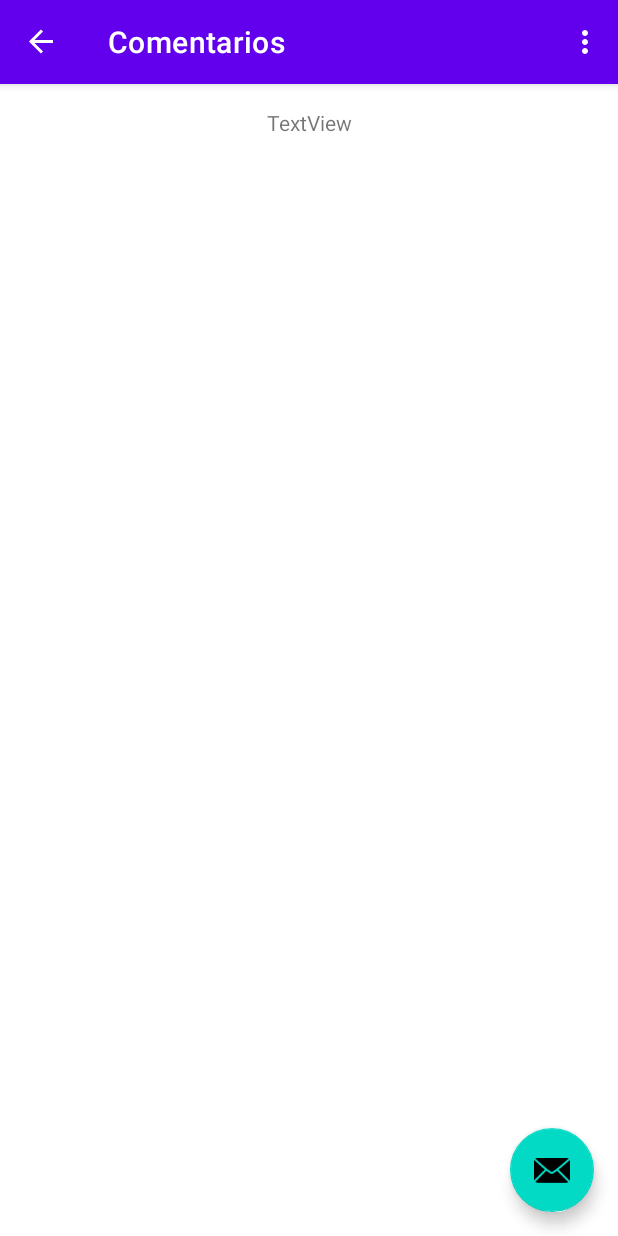
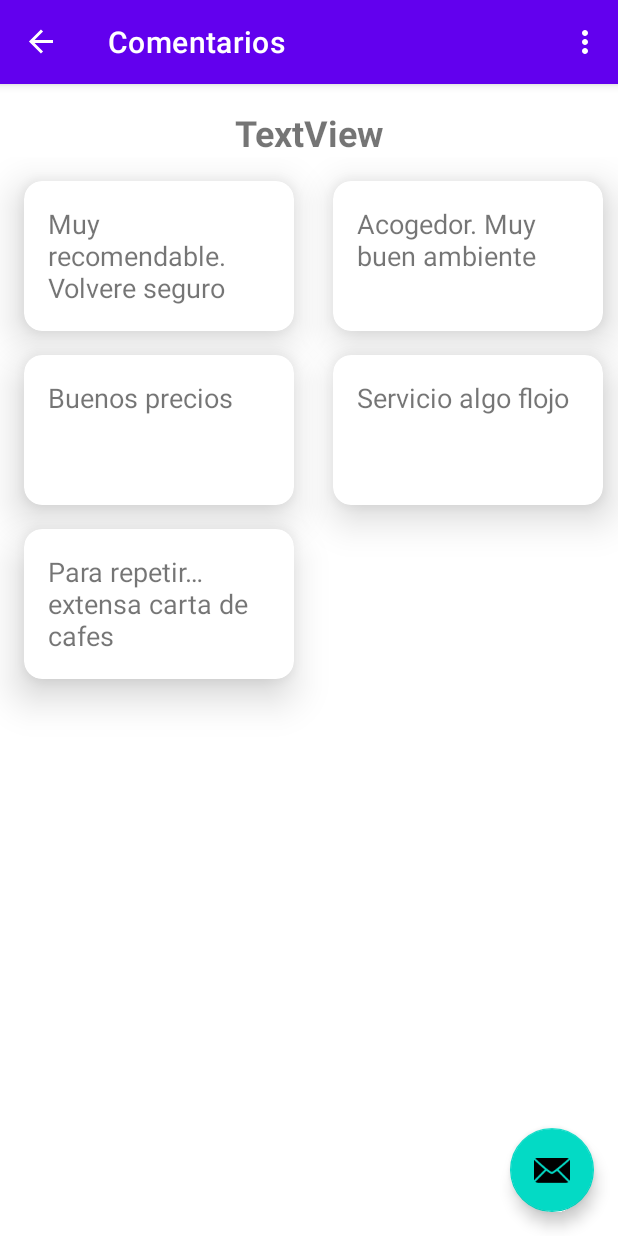
Before and after one commit to Cherry708/DI_Tema6_Ejercicio2_CoffeShops_fragmentTransition, an Android app: the SecondFragment screen opened through its navigation route, on a phone screen of 412 x 824 dp. Run offline under Robolectric (Android 15) with nearby library versions, the phone set to English and light mode, and no system bars; our stand-ins replace navigation-ui.

```diff
--- a/app/src/main/java/com/example/di_practica3_ejercicio1_tema3/CommentItem.kt
+++ b/app/src/main/java/com/example/di_practica3_ejercicio1_tema3/CommentItem.kt
@@ -5,5 +5,5 @@ package com.example.di_practica3_ejercicio1_tema3
 El item comment sera una cardview con text,
 recordar como se hace, solo propiedad String?
  */
-class CommentItem {
+class CommentItem(var comentario : Int) {
 }
--- a/app/src/main/java/com/example/di_practica3_ejercicio1_tema3/CommentItemAdapter.kt
+++ b/app/src/main/java/com/example/di_practica3_ejercicio1_tema3/CommentItemAdapter.kt
@@ -1,4 +1,47 @@
 package com.example.di_practica3_ejercicio1_tema3
 
-class CommentItemAdapter {
+import android.view.LayoutInflater
+import android.view.View
+import android.view.ViewGroup
+import android.widget.TextView
+import androidx.recyclerview.widget.RecyclerView
+
+class CommentItemAdapter(var listaItems: ArrayList<CommentItem>)
+    : RecyclerView.Adapter<CommentItemAdapter.ItemViewHolder>() {
+    lateinit var onClick : (View) -> Unit
+
+
+    //La clase declarada como itemViewHolder hereda, es, un ViewHolder
+    class ItemViewHolder(itemView: View) : RecyclerView.ViewHolder(itemView) {
+
+        private var comentario: TextView
+
+        init {
+            comentario = itemView.findViewById(R.id.tvComentario)
+        }
+
+        fun bindTarjeta(item: CommentItem, onClick: (View) -> Unit) = with(itemView) {
+            comentario.setText(item.comentario)
+
+            setOnClickListener { onClick(itemView) }
+        }
+    }
+
+    override fun onCreateViewHolder(viewGroup: ViewGroup, viewType: Int): ItemViewHolder {
+        val itemView = LayoutInflater.from(viewGroup.context).inflate(R.layout.comment_item, viewGroup, false)
+        return ItemViewHolder(itemView)
+    }
+
+    override fun onBindViewHolder(viewHolder: ItemViewHolder, pos: Int) {
+        val item = listaItems.get(pos)
+        viewHolder.bindTarjeta(item, onClick)
+    }
+
+    override fun getItemCount(): Int {
+        return listaItems.size
+    }
+
+    override fun getItemViewType(position: Int): Int {
+        return position
+    }
 }
--- a/app/src/main/java/com/example/di_practica3_ejercicio1_tema3/FirstFragment.kt
+++ b/app/src/main/java/com/example/di_practica3_ejercicio1_tema3/FirstFragment.kt
@@ -6,6 +6,7 @@ import android.view.LayoutInflater
 import android.view.View
 import android.view.ViewGroup
 import android.widget.Toast
+import androidx.core.os.bundleOf
 import androidx.navigation.fragment.findNavController
 import androidx.recyclerview.widget.LinearLayoutManager
 import androidx.recyclerview.widget.RecyclerView
@@ -17,8 +18,6 @@ import com.example.di_practica3_ejercicio1_tema3.databinding.FragmentFirstBindin
  * A simple [Fragment] subclass as the default destination in the navigation.
  */
 class FirstFragment : Fragment() {
-
-    val listaItems = ArrayList<ShopItem>()
 
     private var _binding: FragmentFirstBinding? = null
 
@@ -38,6 +37,7 @@ class FirstFragment : Fragment() {
 
     }
 
+    val listaItems = ArrayList<ShopItem>()
     override fun onViewCreated(view: View, savedInstanceState: Bundle?) {
         super.onViewCreated(view, savedInstanceState)
 
@@ -59,9 +59,11 @@ class FirstFragment : Fragment() {
         /*
         Al hacer click en uno de los elementos de la lista suministrada al adaptador
         navegaremos al segundo fragmento, que contendra una lista de comentarios.
-        Se debe suministrar a SecondFragment el titulo del item seleccionado.
+        Se debe suministrar al SecondFragment el titulo del item shop seleccionado
+        para mostrarlo como tvNombreTienda en fragment_second.
          */
         adaptador.onClick = {
+            //bundleOf(listaItems.get(it).)
             findNavController().navigate(R.id.action_FirstFragment_to_SecondFragment)
         }
     }
--- a/app/src/main/java/com/example/di_practica3_ejercicio1_tema3/SecondFragment.kt
+++ b/app/src/main/java/com/example/di_practica3_ejercicio1_tema3/SecondFragment.kt
@@ -6,6 +6,11 @@ import android.view.LayoutInflater
 import android.view.View
 import android.view.ViewGroup
 import androidx.navigation.fragment.findNavController
+import androidx.recyclerview.widget.GridLayoutManager
+import androidx.recyclerview.widget.LinearLayoutManager
+import androidx.recyclerview.widget.RecyclerView
+import com.example.di_practica2_ejercicio4_tema3.ShopItem
+import com.example.di_practica2_ejercicio4_tema3.ShopItemAdapter
 import com.example.di_practica3_ejercicio1_tema3.databinding.FragmentSecondBinding
 
 /**
@@ -36,8 +41,25 @@ class SecondFragment : Fragment() {
 
     }
 
+    val listaItems = ArrayList<CommentItem>()
     override fun onViewCreated(view: View, savedInstanceState: Bundle?) {
         super.onViewCreated(view, savedInstanceState)
+
+        listaItems.add(CommentItem(R.string.comentario0))
+        listaItems.add(CommentItem(R.string.comentario1))
+        listaItems.add(CommentItem(R.string.comentario2))
+        listaItems.add(CommentItem(R.string.comentario3))
+        listaItems.add(CommentItem(R.string.comentario4))
+
+
+        val recView = view.findViewById<RecyclerView>(R.id.rvComentarios)
+        recView.setHasFixedSize(true)
+
+        val adaptador = CommentItemAdapter(listaItems)
+        recView.adapter = adaptador
+        recView.layoutManager = GridLayoutManager(context, 2)
+
+        adaptador.onClick = {}
     }
 
     override fun onDestroyView() {
--- a/app/src/main/java/com/example/di_practica3_ejercicio1_tema3/ShopItemAdapter.kt
+++ b/app/src/main/java/com/example/di_practica3_ejercicio1_tema3/ShopItemAdapter.kt
@@ -42,7 +42,7 @@ class ShopItemAdapter(var listaItems: ArrayList<ShopItem>) : RecyclerView.Adapte
     }
 
     override fun onCreateViewHolder(viewGroup: ViewGroup, viewType: Int): ItemViewHolder {
-        val itemView = LayoutInflater.from(viewGroup.context).inflate(R.layout.card_item, viewGroup, false)
+        val itemView = LayoutInflater.from(viewGroup.context).inflate(R.layout.shop_item, viewGroup, false)
         return ItemViewHolder(itemView)
     }
 
--- /dev/null
+++ b/app/src/main/res/layout/comment_item.xml
@@ -0,0 +1,24 @@
+<?xml version="1.0" encoding="utf-8"?>
+<androidx.cardview.widget.CardView xmlns:android="http://schemas.android.com/apk/res/android"
+    xmlns:app="http://schemas.android.com/apk/res-auto"
+
+    xmlns:tools="http://schemas.android.com/tools"
+    android:id="@+id/cvComment"
+    android:layout_width="180dp"
+    android:layout_height="100dp"
+    android:layout_marginTop="16dp"
+    android:layout_marginStart="16dp"
+    app:cardCornerRadius="12dp"
+    app:cardElevation="16dp"
+    tools:layout_editor_absoluteX="16dp"
+    tools:layout_editor_absoluteY="16dp">
+
+
+    <TextView
+        android:id="@+id/tvComentario"
+        android:layout_width="wrap_content"
+        android:layout_height="wrap_content"
+        android:layout_margin="16dp"
+        android:textSize="18sp" />
+
+</androidx.cardview.widget.CardView>
--- a/app/src/main/res/layout/fragment_second.xml
+++ b/app/src/main/res/layout/fragment_second.xml
@@ -12,12 +12,16 @@
         android:id="@+id/tvNombreTienda"
         android:layout_width="match_parent"
         android:layout_height="wrap_content"
+        android:layout_marginLeft="16dp"
         android:layout_marginTop="16dp"
+        android:layout_marginRight="16dp"
         android:gravity="center"
-        android:text="TextView" />
+        android:text="TextView"
+        android:textSize="24sp"
+        android:textStyle="bold" />
 
     <androidx.recyclerview.widget.RecyclerView
         android:id="@+id/rvComentarios"
         android:layout_width="match_parent"
-        android:layout_height="wrap_content" />
+        android:layout_height="match_parent" />
 </LinearLayout>
--- a/app/src/main/res/layout/card_item.xml
+++ b/app/src/main/res/layout/shop_item.xml
@@ -2,7 +2,6 @@
 
 <androidx.cardview.widget.CardView xmlns:android="http://schemas.android.com/apk/res/android"
     xmlns:app="http://schemas.android.com/apk/res-auto"
-    xmlns:card_view="http://schemas.android.com/tools"
 
     android:id="@+id/cvItem"
     android:layout_width="match_parent"
--- a/app/src/main/res/values/strings.xml
+++ b/app/src/main/res/values/strings.xml
@@ -27,4 +27,12 @@
     <string name="subtitulo5">St. Angel Guimera, Valencia</string>
     <string name="subtitulo6">St. Kinkerstraat, Amsterdam</string>
     <string name="reservar">Reservar</string>
+
+    <!-- Comentarios genericos de CommentItem -->
+    <string name="comentario0">"Muy recomendable. Volvere seguro"</string>
+    <string name="comentario1">"Acogedor. Muy buen ambiente"</string>
+    <string name="comentario2">"Buenos precios"</string>
+    <string name="comentario3">"Servicio algo flojo"</string>
+    <string name="comentario4">"Para repetir… extensa carta de cafes"</string>
+
 </resources>
```
